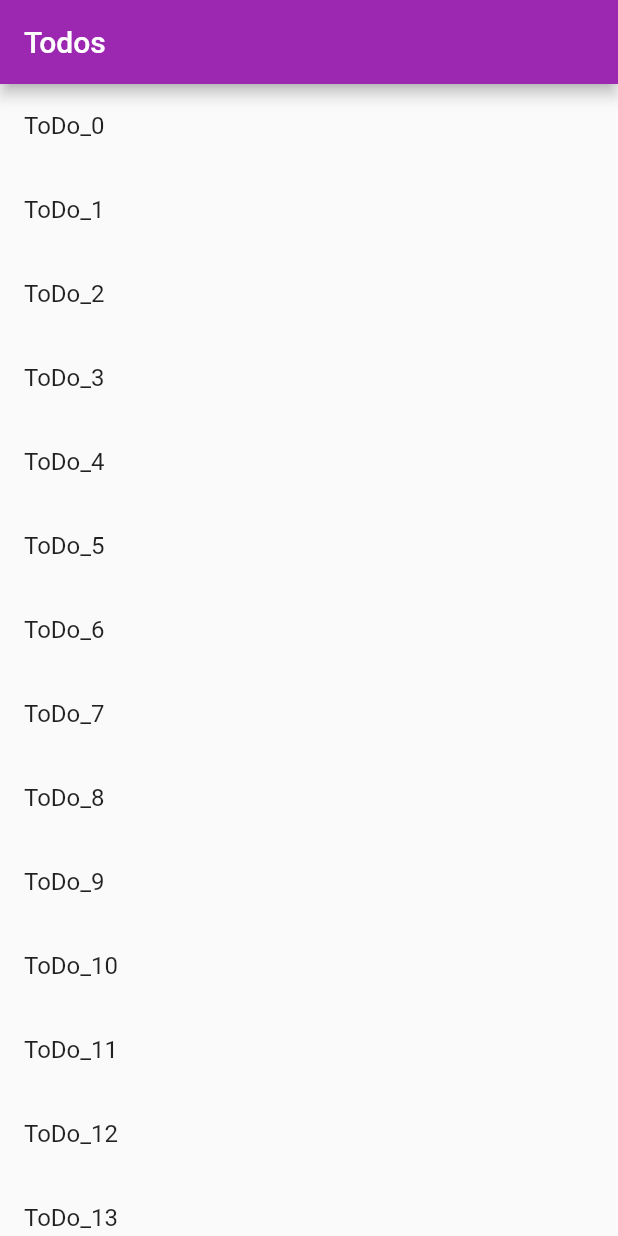
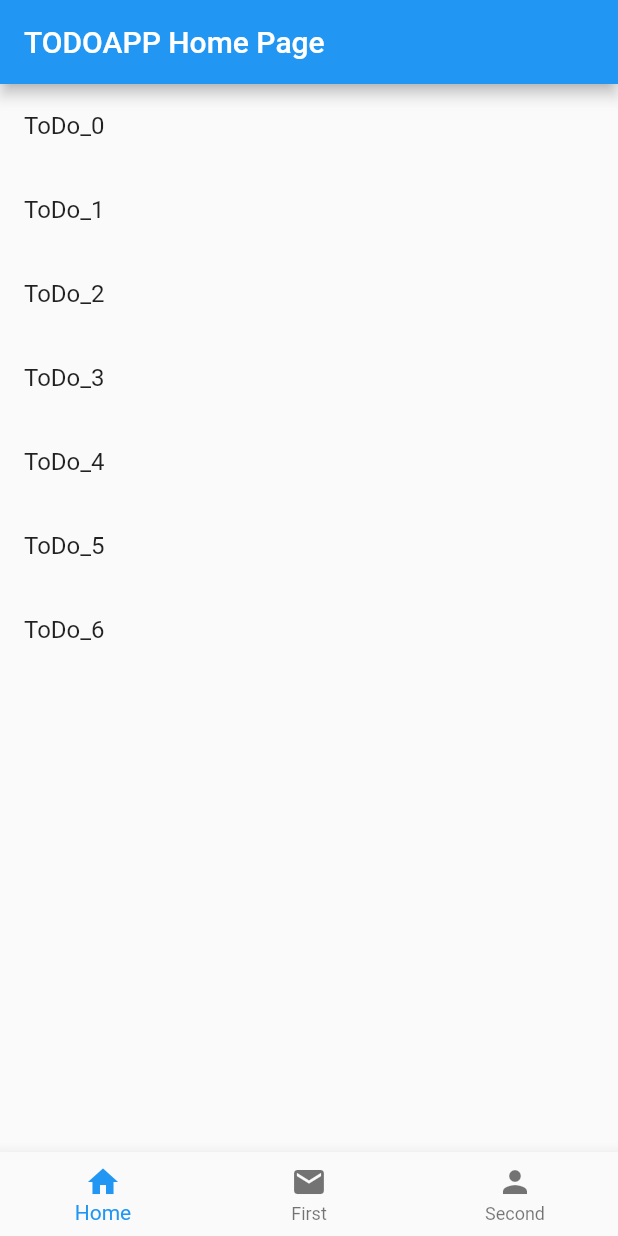
Before and after one commit to jgwng/todolist, a Flutter app: the screen it shows after launch, on a phone screen of 412 x 824 dp. Run offline on Flutter 3.47's test engine with Material 2 defaults, Android fonts, the phone set to English and light mode, and no system bars.

Commit message:
09/24 Commit(메모수정시 화면 갱신 필요)

```diff
--- a/lib/BTNavi_first.dart
+++ /dev/null
@@ -1,24 +0,0 @@
-import 'package:flutter/material.dart';
-import 'TODO.dart';
-import 'TodoDetail.dart';
-
-
-class BTnavi_first extends StatelessWidget{
-  List<TODO> Thingtodos = List.generate(20,(i)=> TODO('ToDo_$i', 'No.$i Thing You Should do'));
-  TODO todo;
-  @override
-  Widget build(BuildContext context) {
-        return Scaffold(
-          appBar:AppBar(title: Text('Todos')),
-          body : ListView.builder(itemCount : Thingtodos.length,
-          itemBuilder: (content,index){
-            return ListTile(
-              title:Text(Thingtodos[index].title),
-              onTap:(){
-                Navigator.push(context,MaterialPageRoute(builder :(context)=> DetailScreen(todo : Thingtodos[index])));
-            },
-            );
-          },)
-        );
-  }
-}
--- /dev/null
+++ b/lib/Main.dart
@@ -0,0 +1,79 @@
+import 'package:flutter/material.dart';
+import 'TODO.dart';
+import 'package:quiver/iterables.dart';
+import 'TodoDetail.dart';
+
+void main() => runApp(TodoAPP());
+
+class TodoAPP extends StatelessWidget {
+  // This widget is the root of your application.
+  @override
+  Widget build(BuildContext context) {
+    return MaterialApp(
+      title: 'TODOAPP Demo',
+      theme: ThemeData(
+        primarySwatch: Colors.blue,
+      ),
+      home: MyHomePage(title: 'TODOAPP Home Page'),
+    );
+  }
+}
+
+class MyHomePage extends StatefulWidget {
+  MyHomePage({Key key, this.title}) : super(key: key);
+  final String title;
+
+  @override
+  _MyHomePageState createState() => _MyHomePageState();
+}
+
+class _MyHomePageState extends State<MyHomePage> {
+  int _currentIndex = 0;
+
+  List<TODO> Thingtodos = List.generate(20,(i)=> TODO(i,'ToDo_$i', 'No.$i Thing You Should do'));
+  void _onTap(int index) {
+    setState(() {
+      _currentIndex = index;
+    });
+  }
+
+  @override
+  Widget build(BuildContext context) {
+    String divider = (((Thingtodos.length)/3).toStringAsFixed(0));
+    print(divider);
+    var pairs = partition(Thingtodos, int.parse(divider)).toList();
+    return Scaffold(
+        appBar: AppBar(
+          title: Text(widget.title),
+        ),
+        body : ListView.builder(
+          itemCount : pairs[_currentIndex].length,itemBuilder: (content,index) {
+          return ListTile(title: Text(pairs[_currentIndex][index].title),
+            onTap: () {
+              Navigator.push(context, MaterialPageRoute(
+                  builder: (context) => DetailScreen(todo: pairs[_currentIndex][index])
+              ),
+              );
+            },
+          );
+        }),
+        bottomNavigationBar: BottomNavigationBar(
+            type: BottomNavigationBarType.fixed,
+            onTap: _onTap,
+            currentIndex: _currentIndex,
+            items: [
+              new BottomNavigationBarItem(
+                icon: Icon(Icons.home),
+                title: Text('Home'),
+              ),
+              new BottomNavigationBarItem(
+                icon: Icon(Icons.mail),
+                title: Text('First'),
+              ),
+              new BottomNavigationBarItem(
+                icon: Icon(Icons.person),
+                title: Text('Second'),
+              )
+            ]));
+  }
+}
--- a/lib/TODO.dart
+++ b/lib/TODO.dart
@@ -1,6 +1,19 @@
-class TODO{
+import 'package:flutter/material.dart';
+
+class TODO with ChangeNotifier{
+  int index;
   String title;
   String WhatToDo;
+  String get _title => title;
 
-  TODO(this.title,this.WhatToDo);
+  TODO(this.index,this.title,this.WhatToDo);
+
+  void new_title(String text){
+    title = text;
+    notifyListeners();
+  }
+  void new_Message(String text){
+    WhatToDo = text;
+    notifyListeners();
+  }
 }
--- a/lib/main.dart
+++ /dev/null
@@ -1,18 +0,0 @@
-import 'package:flutter/material.dart';
-import 'package:todolist/BTNavi_first.dart';
-
-void main() {
-  runApp(TodoAPP());
-}
-
-class TodoAPP extends StatelessWidget{
-  @override
-  Widget build(BuildContext context) {
-    return MaterialApp(
-      title : 'TodoApp',
-      theme: ThemeData(
-        primaryColor: Colors.purple,),
-      home : BTnavi_first(),
-    );
-  }
-}
--- a/pubspec.yaml
+++ b/pubspec.yaml
@@ -24,7 +24,7 @@ dependencies:
   flutter:
     sdk: flutter
 
-
+  quiver : ^2.1.3
   # The following adds the Cupertino Icons font to your application.
   # Use with the CupertinoIcons class for iOS style icons.
   cupertino_icons: ^0.1.3
```
Also changed, not shown: lib/EditToDo.dart (added, +97 -0 lines), lib/TodoDetail.dart (+22 -1 lines), pubspec.lock, 1 other file.
